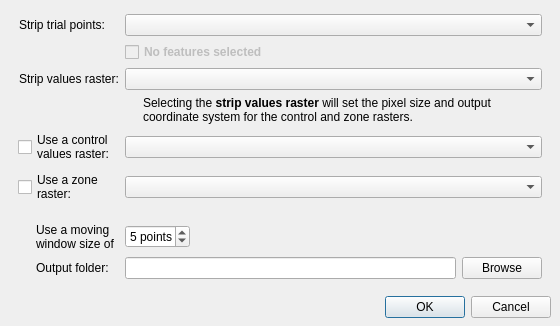
Qt form pat/gui/tTestAnalysis_dialog_base.ui (CSIRO-Precision-Agriculture/PAT_QGIS_Plugin) before a commit.
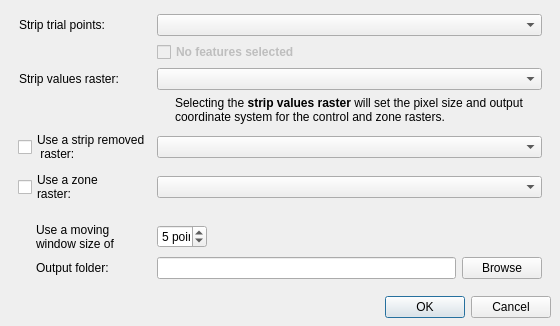
The same form after that commit. Custom widgets are drawn as their Qt base class.

Commit message: #27 Added some basic raster symbology rendering

Patch:
```diff
--- a/pat/gui/tTestAnalysis_dialog_base.ui
+++ b/pat/gui/tTestAnalysis_dialog_base.ui
@@ -256,8 +256,8 @@
       <item row="4" column="0">
        <widget class="QCheckBox" name="chkCtrlRasterLayer">
         <property name="text">
-         <string>Use a control 
-values raster:</string>
+         <string>Use a strip removed 
+ raster:</string>
         </property>
        </widget>
       </item>
```
The commit also changes 7 other files.
